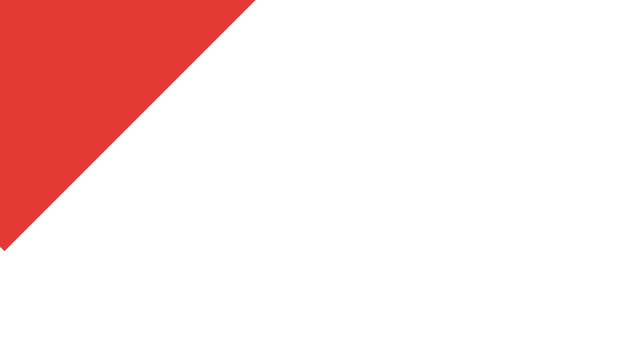
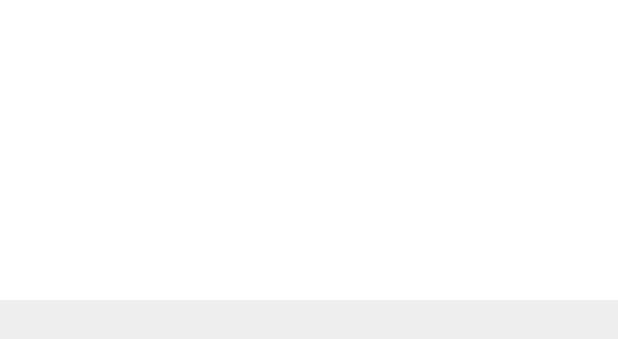
Before and after one commit to savked/Potrosacka-Korpa, an Android app: the layout drawer_header.xml on its own in the app's theme, with its tools: preview values and no code run, on a phone screen of 412 x 824 dp. Shown: the top 339 px of the screen. Run offline under Robolectric (Android 15) with nearby library versions, the phone set to English and light mode, and no system bars.

```diff
--- a/app/src/main/res/drawable/nav_head_sprite.xml
+++ /dev/null
@@ -1,16 +0,0 @@
-<?xml version="1.0" encoding="utf-8"?>
-<layer-list xmlns:android="http://schemas.android.com/apk/res/android" >
-    <item>
-        <rotate
-            android:fromDegrees="45"
-            android:toDegrees="45"
-            android:pivotX="1500"
-            android:pivotY="3">
-            <shape
-                android:shape="rectangle" >
-                <solid
-                    android:color="@color/lightRed" />
-            </shape>
-        </rotate>
-    </item>
-</layer-list>
--- a/app/src/main/res/layout/activity_splash.xml
+++ b/app/src/main/res/layout/activity_splash.xml
@@ -4,7 +4,6 @@
     xmlns:tools="http://schemas.android.com/tools"
     android:layout_width="match_parent"
     android:layout_height="match_parent"
-    tools:context=".SplashActivity"
     android:background="@color/background">
 
     <ImageView
--- a/app/src/main/res/layout/drawer_header.xml
+++ b/app/src/main/res/layout/drawer_header.xml
@@ -1,13 +1,8 @@
 <?xml version="1.0" encoding="utf-8"?>
 <LinearLayout
     xmlns:android="http://schemas.android.com/apk/res/android"
-    android:layout_width="wrap_content"
-    android:layout_height="wrap_content"
+    android:layout_width="match_parent"
+    android:layout_height="200dp"
     android:background="@color/white">
 
-    <View
-        android:layout_width="wrap_content"
-        android:layout_height="wrap_content"
-        android:background="@drawable/nav_head_sprite"/>
-
 </LinearLayout>
```
Also changed, not shown: app/src/main/java/pk/company/potrosackakorpa/Screens/Activites/HomeActivity.java (+8 -6 lines), app/src/main/java/pk/company/potrosackakorpa/Screens/Fragments/NewListFragment.java (deleted, +0 -34 lines), app/src/main/res/layout/fragment_newlist.xml (deleted, +0 -25 lines).
